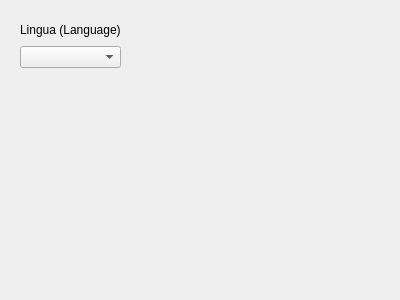
Old version of the form ui/ui_files/app_config_modal.ui in the repository JPCassimiro/JHMR.
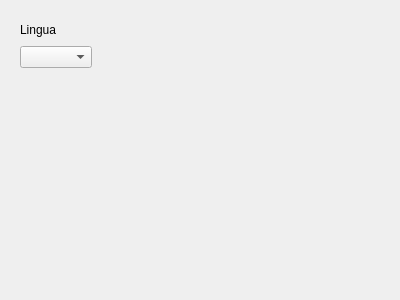
New version of the form.

The edit to the form file:
```diff
--- a/ui/ui_files/app_config_modal.ui
+++ b/ui/ui_files/app_config_modal.ui
@@ -20,7 +20,7 @@
       <item row="0" column="0">
        <widget class="QLabel" name="languageSelectoLabel">
         <property name="text">
-         <string>Lingua (Language)</string>
+         <string>Lingua</string>
         </property>
        </widget>
       </item>
```
